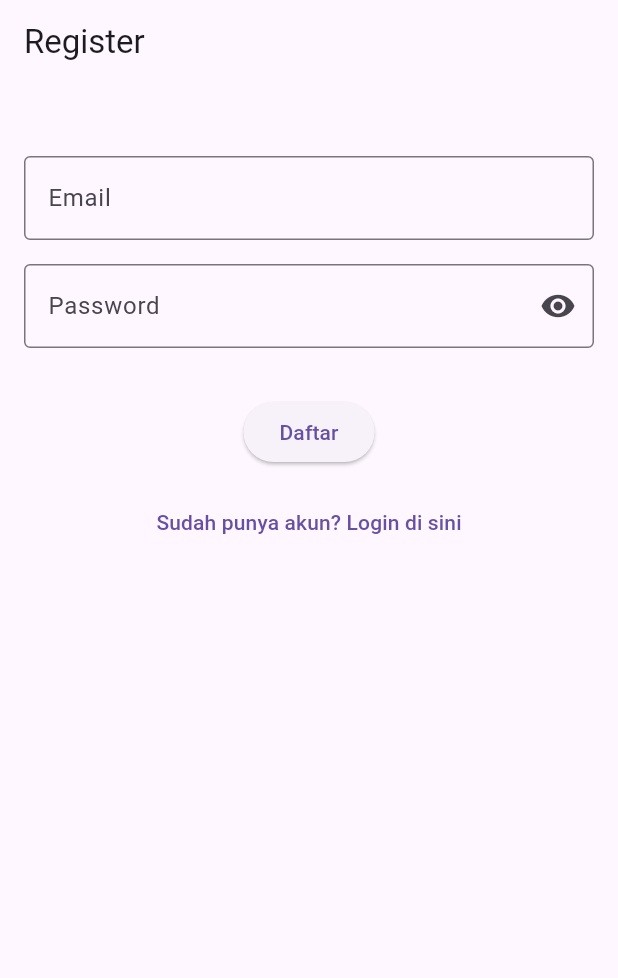
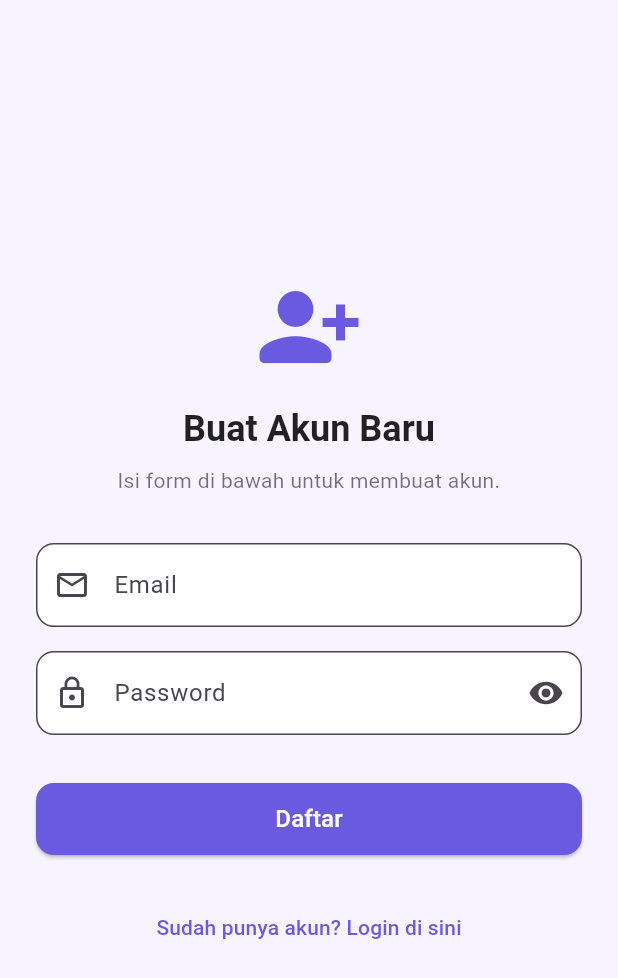
Before and after one commit to Th9o/aplikasi_catatan_rahasia, a Flutter app: the RegisterScreen screen opened directly, on a phone screen of 412 x 824 dp. Shown: the top 978 px of the screen. Run offline on Flutter 3.47's test engine with Material 3 defaults, Android fonts, the phone set to English and light mode, and no system bars; our stand-ins replace cloud_firestore, firebase_auth, firebase_core; missing offline and left inert: encrypt; accounts and stored records are empty; statements that could not run were skipped.

Commit message:
update tampilan register

```diff
--- a/lib/screens/register_screen.dart
+++ b/lib/screens/register_screen.dart
@@ -50,9 +50,8 @@
     try {
       final user = await auth.register(email, password);
       if (user != null && mounted) {
-        await auth.logout(); // Logout otomatis setelah daftar
+        await auth.logout();
 
-        // ✅ Tampilkan pesan sukses
         ScaffoldMessenger.of(context).showSnackBar(
           const SnackBar(
             content: Text("Akun berhasil dibuat. Silakan login."),
@@ -60,7 +59,6 @@
           ),
         );
 
-        // Navigasi ke halaman login
         Navigator.pushReplacement(
           context,
           MaterialPageRoute(builder: (_) => const LoginScreen()),
@@ -80,21 +78,43 @@
   @override
   Widget build(BuildContext context) {
     return Scaffold(
-      appBar: AppBar(
-        title: const Text('Register'),
-        automaticallyImplyLeading: false,
-      ),
-      body: SingleChildScrollView(
-        padding: const EdgeInsets.all(16.0),
+      backgroundColor: const Color(0xFFF7F3FF),
+      body: Center(
+        child: SingleChildScrollView(
+          padding: const EdgeInsets.all(24),
           child: Column(
             children: [
+              const Icon(
+                Icons.person_add_alt_1_rounded,
+                size: 72,
+                color: Color(0xFF6A5AE0),
+              ),
+              const SizedBox(height: 16),
+              Text(
+                'Buat Akun Baru',
+                style: Theme.of(context).textTheme.headlineSmall?.copyWith(
+                  fontWeight: FontWeight.bold,
+                  color: Colors.black87,
+                ),
+              ),
+              const SizedBox(height: 8),
+              const Text(
+                'Isi form di bawah untuk membuat akun.',
+                textAlign: TextAlign.center,
+                style: TextStyle(color: Colors.black54),
+              ),
               const SizedBox(height: 32),
               TextField(
                 controller: emailController,
                 keyboardType: TextInputType.emailAddress,
-              decoration: const InputDecoration(
+                decoration: InputDecoration(
                   labelText: 'Email',
-                border: OutlineInputBorder(),
+                  prefixIcon: const Icon(Icons.email_outlined),
+                  border: OutlineInputBorder(
+                    borderRadius: BorderRadius.circular(12),
+                  ),
+                  filled: true,
+                  fillColor: Colors.white,
                 ),
               ),
               const SizedBox(height: 16),
@@ -103,10 +123,17 @@
                 obscureText: _obscurePassword,
                 decoration: InputDecoration(
                   labelText: 'Password',
-                border: const OutlineInputBorder(),
+                  prefixIcon: const Icon(Icons.lock_outline),
+                  border: OutlineInputBorder(
+                    borderRadius: BorderRadius.circular(12),
+                  ),
+                  filled: true,
+                  fillColor: Colors.white,
                   suffixIcon: IconButton(
                     icon: Icon(
-                    _obscurePassword ? Icons.visibility : Icons.visibility_off,
+                      _obscurePassword
+                          ? Icons.visibility
+                          : Icons.visibility_off,
                     ),
                     onPressed: () {
                       setState(() {
@@ -118,27 +145,47 @@
               ),
               const SizedBox(height: 16),
               if (errorMessage != null)
-              Text(errorMessage!, style: const TextStyle(color: Colors.red)),
+                Text(
+                  errorMessage!,
+                  style: const TextStyle(color: Colors.red),
+                  textAlign: TextAlign.center,
+                ),
               const SizedBox(height: 16),
-            ElevatedButton(
+              SizedBox(
+                width: double.infinity,
+                height: 48,
+                child: ElevatedButton(
+                  style: ElevatedButton.styleFrom(
+                    backgroundColor: const Color(0xFF6A5AE0),
+                    shape: RoundedRectangleBorder(
+                      borderRadius: BorderRadius.circular(12),
+                    ),
+                  ),
                   onPressed: isLoading ? null : handleRegister,
                   child:
                       isLoading
-                      ? const SizedBox(
-                        width: 24,
-                        height: 24,
-                        child: CircularProgressIndicator(strokeWidth: 2),
+                          ? const CircularProgressIndicator(
+                            color: Colors.white,
+                            strokeWidth: 2,
                           )
-                      : const Text('Daftar'),
+                          : const Text(
+                            'Daftar',
+                            style: TextStyle(color: Colors.white, fontSize: 16),
                           ),
-            const SizedBox(height: 12),
+                ),
+              ),
+              const SizedBox(height: 24),
               TextButton(
                 onPressed: () {
                   Navigator.pop(context);
                 },
-              child: const Text("Sudah punya akun? Login di sini"),
+                child: const Text(
+                  "Sudah punya akun? Login di sini",
+                  style: TextStyle(color: Color(0xFF6A5AE0)),
+                ),
               ),
             ],
+          ),
         ),
       ),
     );
```
Lines whose indentation alone changed are shown as unchanged.
